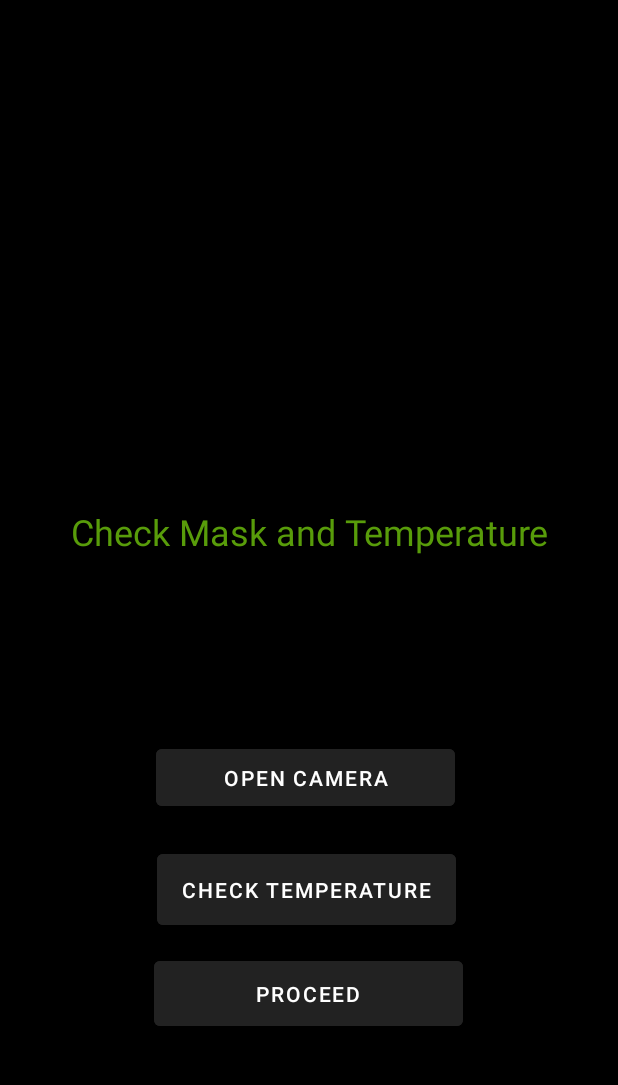
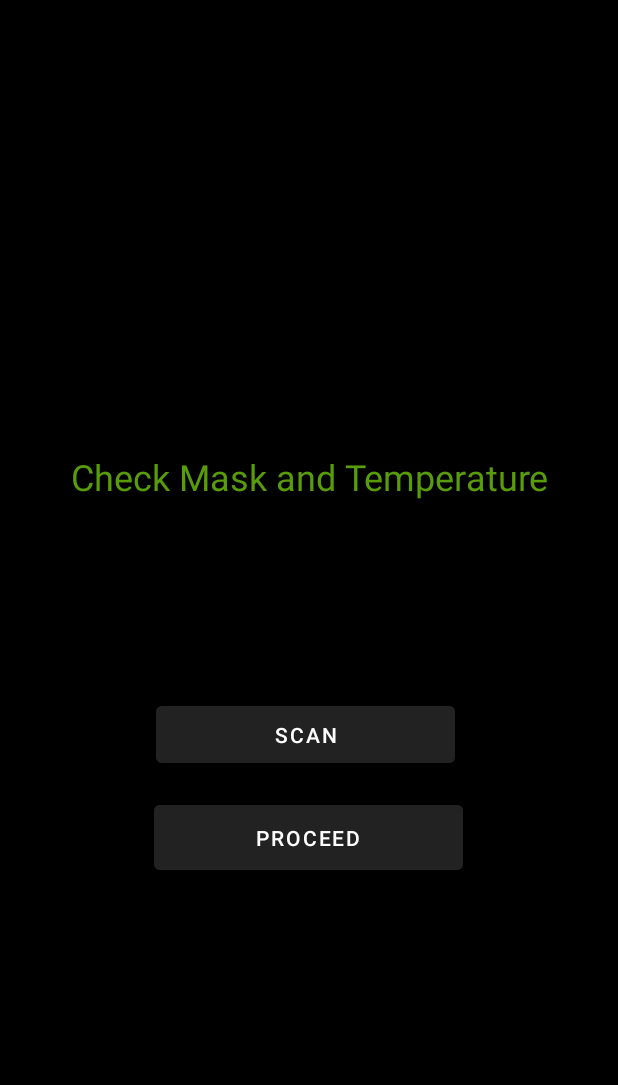
Before and after one commit to meryl-ann/IoTCamera, an Android app: the MainActivity screen opened directly, with no data from a screen before it, on a phone screen of 412 x 824 dp, the part 84-1169 px from its top. Run offline under Robolectric (Android 15) with nearby library versions, the phone set to English and light mode, and no system bars; libraries missing offline, so code that uses them is left out: org.tensorflow.lite.

Commit message:
Merged mask and temperature scan button

```diff
--- a/app/src/main/java/com/example/iotcamera/MainActivity.java
+++ b/app/src/main/java/com/example/iotcamera/MainActivity.java
@@ -41,8 +41,8 @@ public class MainActivity extends AppCompatActivity {
     // Define the pic id
     private static final int pic_id = 123;
     // Define the button and imageview type variable
-    Button camera_open_id;
-    Button temp_check_id;
+    Button scan_id;
+   // Button temp_check_id;
     Button proceed;
     ImageView click_image_id;
     TextView result;
@@ -65,8 +65,8 @@ public class MainActivity extends AppCompatActivity {
         setContentView(R.layout.activity_main);
 
         // By ID we can get each component which id is assigned in XML file get Buttons and imageview.
-        camera_open_id = findViewById(R.id.camera_button);
-        temp_check_id= findViewById(R.id.temp_button);
+        scan_id = findViewById(R.id.scan_button);
+        //temp_check_id= findViewById(R.id.temp_button);
         click_image_id = findViewById(R.id.click_image);
         result= findViewById(R.id.result);
         prediction=findViewById(R.id.prediction);
@@ -74,7 +74,7 @@ public class MainActivity extends AppCompatActivity {
         proceed=findViewById(R.id.proceed_button);
 
         // Camera_open button is for open the camera and add the setOnClickListener in this button
-        camera_open_id.setOnClickListener(new View.OnClickListener() {
+        scan_id.setOnClickListener(new View.OnClickListener() {
             @Override
             public void onClick(View view) {
                 if(checkSelfPermission(Manifest.permission.CAMERA) == PackageManager.PERMISSION_GRANTED){
@@ -84,9 +84,26 @@ public class MainActivity extends AppCompatActivity {
                 else{
                     requestPermissions(new String[]{Manifest.permission.CAMERA},100);
                 }
+                new AsyncTask<Integer, Void, Void>(){
+                    @Override
+                    protected Void doInBackground(Integer... params) {
+                        run("python Desktop/Face-Mask-Detection-master/temp/temp_dataset.py");
+                        // Add code to fetch data via SSH
+                        return null;
+                    }
+                    @SuppressLint("StaticFieldLeak")
+                    @Override
+                    protected void onPostExecute(Void v) {
+                        temp.setText(output_value + "°C");
+                        temp_check=true;
+
+
+                        // Add code to preform actions after doInBackground
+                    }
+                }.execute(1);
             }
         });
-        temp_check_id.setOnClickListener(new View.OnClickListener() {
+      /*  temp_check_id.setOnClickListener(new View.OnClickListener() {
             @Override
             public void onClick(View view) {
                 new AsyncTask<Integer, Void, Void>(){
@@ -109,7 +126,7 @@ public class MainActivity extends AppCompatActivity {
 
 
             }
-        });
+        }); */
 
         proceed.setOnClickListener(new View.OnClickListener()
         {
--- a/app/src/main/res/layout/activity_main.xml
+++ b/app/src/main/res/layout/activity_main.xml
@@ -13,8 +13,8 @@
 
     <ImageView
         android:id="@+id/click_image"
-        android:layout_width="287dp"
-        android:layout_height="291dp"
+        android:layout_width="255dp"
+        android:layout_height="252dp"
         android:layout_alignParentStart="true"
         android:contentDescription="@string/img_thumbnail"
         app:layout_constraintBottom_toBottomOf="parent"
@@ -29,7 +29,7 @@
         android:layout_height="36dp"
         android:layout_alignEnd="@+id/click_image"
         android:layout_alignBottom="@+id/click_image"
-        android:layout_marginTop="8dp"
+        android:layout_marginTop="12dp"
         android:shadowColor="#FFFFFF"
         android:textAlignment="center"
         android:textColor="#FFFFFF"
@@ -39,29 +39,14 @@
         app:layout_constraintTop_toBottomOf="@+id/result" />
 
     <Button
-        android:id="@+id/temp_button"
-        android:layout_width="199dp"
-        android:layout_height="59dp"
-        android:layout_alignParentBottom="true"
-        android:layout_toEndOf="@+id/camera_button"
-        android:backgroundTint="#222222"
-        android:text="@string/check_temperature"
-        app:layout_constraintBottom_toBottomOf="parent"
-        app:layout_constraintEnd_toEndOf="parent"
-        app:layout_constraintHorizontal_bias="0.493"
-        app:layout_constraintStart_toStartOf="parent"
-        app:layout_constraintTop_toBottomOf="@+id/camera_button"
-        app:layout_constraintVertical_bias="0.121" />
-
-    <Button
-        android:id="@+id/camera_button"
+        android:id="@+id/scan_button"
         android:layout_width="199dp"
         android:layout_height="50dp"
         android:layout_alignParentStart="true"
         android:layout_alignParentBottom="true"
         android:layout_marginTop="16dp"
         android:backgroundTint="#222222"
-        android:text="@string/open_camera"
+        android:text="@string/scan"
         app:layout_constraintEnd_toEndOf="parent"
         app:layout_constraintHorizontal_bias="0.49"
         app:layout_constraintStart_toStartOf="parent"
@@ -73,16 +58,13 @@
         android:layout_height="36dp"
         android:layout_alignEnd="@+id/click_image"
         android:layout_alignBottom="@+id/click_image"
-        android:layout_marginStart="33dp"
-        android:layout_marginTop="12dp"
-        android:layout_marginEnd="37dp"
+        android:layout_marginTop="16dp"
         android:shadowColor="#FFFFFF"
         android:textAlignment="center"
         android:textColor="#FF0000"
         android:textSize="20sp"
         android:textStyle="bold"
         app:layout_constraintEnd_toEndOf="parent"
-        app:layout_constraintHorizontal_bias="1.0"
         app:layout_constraintStart_toStartOf="parent"
         app:layout_constraintTop_toBottomOf="@+id/prediction" />
 
@@ -105,12 +87,12 @@
         android:id="@+id/proceed_button"
         android:layout_width="206dp"
         android:layout_height="55dp"
-        android:layout_marginTop="12dp"
+        android:layout_marginTop="16dp"
         android:backgroundTint="#222222"
         android:text="@string/proceed"
         app:layout_constraintEnd_toEndOf="parent"
         app:layout_constraintHorizontal_bias="0.497"
         app:layout_constraintStart_toStartOf="parent"
-        app:layout_constraintTop_toBottomOf="@+id/temp_button" />
+        app:layout_constraintTop_toBottomOf="@+id/scan_button" />
 
 </androidx.constraintlayout.widget.ConstraintLayout>
--- a/app/src/main/res/values/strings.xml
+++ b/app/src/main/res/values/strings.xml
@@ -8,4 +8,5 @@
 
     <string name="proceed">Proceed</string>
     <string name="scan_again">Scan again</string>
+    <string name="scan">Scan</string>
 </resources>
```
